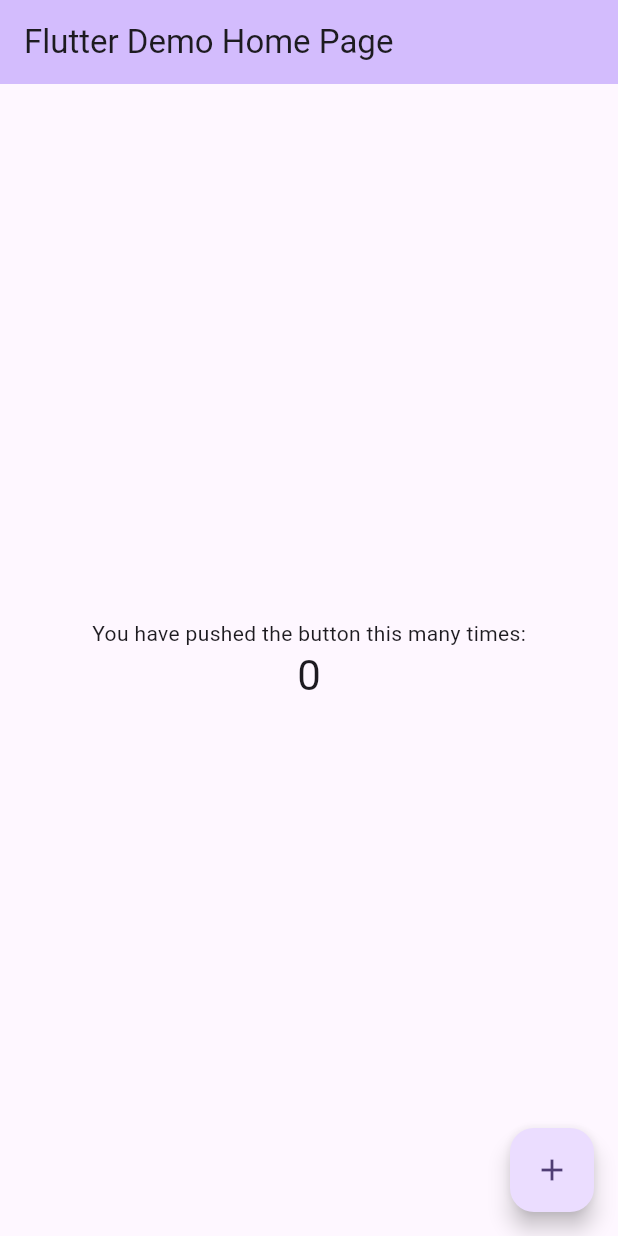
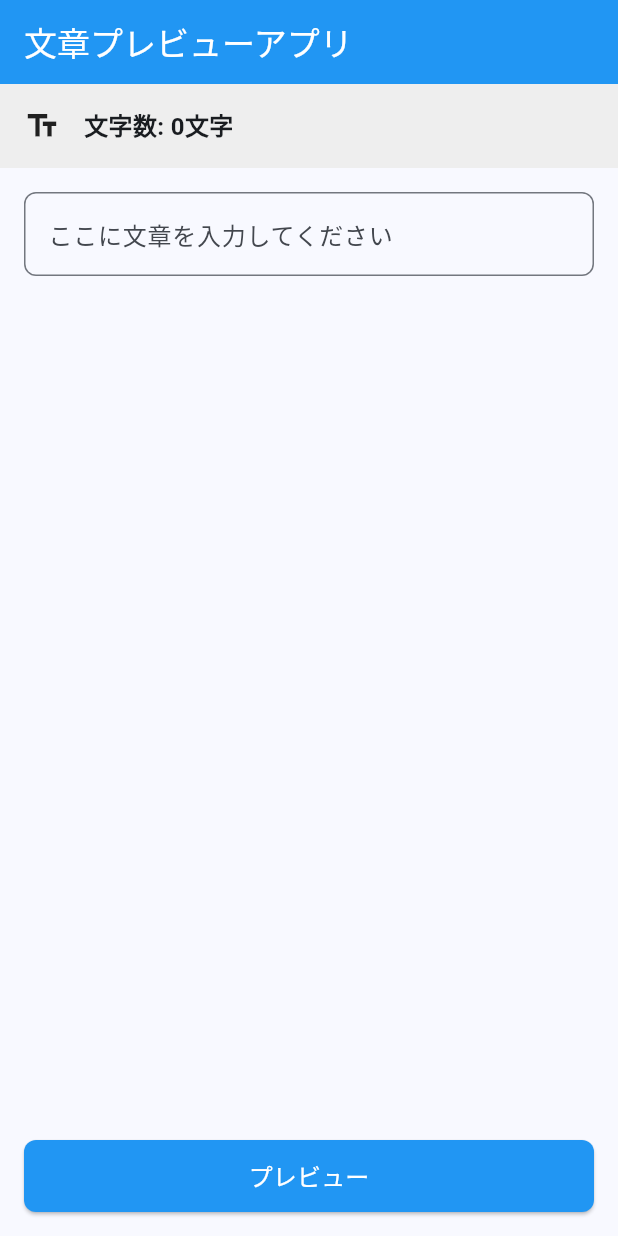
Before and after one commit to kmiono/text_preview_app, a Flutter app: the screen it shows after launch, on a phone screen of 412 x 824 dp. Run offline on Flutter 3.47's test engine with Material 3 defaults, Android fonts, the phone set to English and light mode, and no system bars.

Commit message:
Refactor main app structure and implement input and preview screens with text management functionality

```diff
--- a/lib/main.dart
+++ b/lib/main.dart
@@ -1,122 +1,45 @@
 import 'package:flutter/material.dart';
+import 'package:provider/provider.dart';
+import 'controllers/text_controller.dart';
+import 'views/input_screen.dart';
 
 void main() {
-  runApp(const MyApp());
+  runApp(const TextPreviewApp());
 }
 
-class MyApp extends StatelessWidget {
-  const MyApp({super.key});
+class TextPreviewApp extends StatelessWidget {
+  const TextPreviewApp({super.key});
 
-  // This widget is the root of your application.
   @override
   Widget build(BuildContext context) {
-    return MaterialApp(
-      title: 'Flutter Demo',
-      theme: ThemeData(
-        // This is the theme of your application.
-        //
-        // TRY THIS: Try running your application with "flutter run". You'll see
-        // the application has a purple toolbar. Then, without quitting the app,
-        // try changing the seedColor in the colorScheme below to Colors.green
-        // and then invoke "hot reload" (save your changes or press the "hot
-        // reload" button in a Flutter-supported IDE, or press "r" if you used
-        // the command line to start the app).
-        //
-        // Notice that the counter didn't reset back to zero; the application
-        // state is not lost during the reload. To reset the state, use hot
-        // restart instead.
-        //
-        // This works for code too, not just values: Most code changes can be
-        // tested with just a hot reload.
-        colorScheme: ColorScheme.fromSeed(seedColor: Colors.deepPurple),
+    return ChangeNotifierProvider(
+      create: (context) => TextController(),
+      child: MaterialApp(
+        title: '文章プレビューアプリ',
+        theme: ThemeData(
+          colorScheme: ColorScheme.fromSeed(
+            seedColor: Colors.blue,
+            brightness: Brightness.light,
+          ),
+          useMaterial3: true,
+          appBarTheme: const AppBarTheme(
+            backgroundColor: Colors.blue,
+            foregroundColor: Colors.white,
+            elevation: 0,
+          ),
+          elevatedButtonTheme: ElevatedButtonThemeData(
+            style: ElevatedButton.styleFrom(
+              backgroundColor: Colors.blue,
+              foregroundColor: Colors.white,
+              shape: RoundedRectangleBorder(
+                borderRadius: BorderRadius.circular(8),
+              ),
+            ),
+          ),
+        ),
+        home: const InputScreen(),
+        debugShowCheckedModeBanner: false,
       ),
-      home: const MyHomePage(title: 'Flutter Demo Home Page'),
     );
   }
 }
-
-class MyHomePage extends StatefulWidget {
-  const MyHomePage({super.key, required this.title});
-
-  // This widget is the home page of your application. It is stateful, meaning
-  // that it has a State object (defined below) that contains fields that affect
-  // how it looks.
-
-  // This class is the configuration for the state. It holds the values (in this
-  // case the title) provided by the parent (in this case the App widget) and
-  // used by the build method of the State. Fields in a Widget subclass are
-  // always marked "final".
-
-  final String title;
-
-  @override
-  State<MyHomePage> createState() => _MyHomePageState();
-}
-
-class _MyHomePageState extends State<MyHomePage> {
-  int _counter = 0;
-
-  void _incrementCounter() {
-    setState(() {
-      // This call to setState tells the Flutter framework that something has
-      // changed in this State, which causes it to rerun the build method below
-      // so that the display can reflect the updated values. If we changed
-      // _counter without calling setState(), then the build method would not be
-      // called again, and so nothing would appear to happen.
-      _counter++;
-    });
-  }
-
-  @override
-  Widget build(BuildContext context) {
-    // This method is rerun every time setState is called, for instance as done
-    // by the _incrementCounter method above.
-    //
-    // The Flutter framework has been optimized to make rerunning build methods
-    // fast, so that you can just rebuild anything that needs updating rather
-    // than having to individually change instances of widgets.
-    return Scaffold(
-      appBar: AppBar(
-        // TRY THIS: Try changing the color here to a specific color (to
-        // Colors.amber, perhaps?) and trigger a hot reload to see the AppBar
-        // change color while the other colors stay the same.
-        backgroundColor: Theme.of(context).colorScheme.inversePrimary,
-        // Here we take the value from the MyHomePage object that was created by
-        // the App.build method, and use it to set our appbar title.
-        title: Text(widget.title),
-      ),
-      body: Center(
-        // Center is a layout widget. It takes a single child and positions it
-        // in the middle of the parent.
-        child: Column(
-          // Column is also a layout widget. It takes a list of children and
-          // arranges them vertically. By default, it sizes itself to fit its
-          // children horizontally, and tries to be as tall as its parent.
-          //
-          // Column has various properties to control how it sizes itself and
-          // how it positions its children. Here we use mainAxisAlignment to
-          // center the children vertically; the main axis here is the vertical
-          // axis because Columns are vertical (the cross axis would be
-          // horizontal).
-          //
-          // TRY THIS: Invoke "debug painting" (choose the "Toggle Debug Paint"
-          // action in the IDE, or press "p" in the console), to see the
-          // wireframe for each widget.
-          mainAxisAlignment: MainAxisAlignment.center,
-          children: <Widget>[
-            const Text('You have pushed the button this many times:'),
-            Text(
-              '$_counter',
-              style: Theme.of(context).textTheme.headlineMedium,
-            ),
-          ],
-        ),
-      ),
-      floatingActionButton: FloatingActionButton(
-        onPressed: _incrementCounter,
-        tooltip: 'Increment',
-        child: const Icon(Icons.add),
-      ), // This trailing comma makes auto-formatting nicer for build methods.
-    );
-  }
-}
--- a/lib/views/input_screen.dart
+++ b/lib/views/input_screen.dart
@@ -0,0 +1,94 @@
+import 'package:flutter/material.dart';
+import 'package:provider/provider.dart';
+import '../controllers/text_controller.dart';
+import '../models/text_data.dart';
+import 'preview_screen.dart';
+import 'widgets/character_count_display.dart';
+
+class InputScreen extends StatefulWidget {
+  const InputScreen({super.key});
+
+  @override
+  State<InputScreen> createState() => _InputScreenState();
+}
+
+class _InputScreenState extends State<InputScreen> {
+  late TextEditingController _textEditingController;
+
+  @override
+  void initState() {
+    _textEditingController = TextEditingController();
+    super.initState();
+  }
+
+  @override
+  void dispose() {
+    _textEditingController.dispose();
+    super.dispose();
+  }
+
+  @override
+  Widget build(BuildContext context) {
+    return Scaffold(
+      appBar: AppBar(
+        title: const Text('文章プレビューアプリ'),
+        backgroundColor: Colors.blue,
+        foregroundColor: Colors.white,
+      ),
+      body: Column(
+        children: [
+          const CharacterCountDisplay(),
+          Expanded(
+            child: Padding(
+              padding: const EdgeInsets.all(16),
+              child: TextField(
+                controller: _textEditingController,
+                maxLines: null,
+                keyboardType: TextInputType.multiline,
+                decoration: const InputDecoration(
+                  hintText: 'ここに文章を入力してください',
+                  border: OutlineInputBorder(
+                    borderRadius: BorderRadius.all(Radius.circular(8)),
+                  ),
+                ),
+                onChanged: (text) {
+                  context.read<TextController>().updateText(text);
+                },
+              ),
+            ),
+          ),
+
+          Padding(
+            padding: const EdgeInsets.all(16),
+            child: SizedBox(
+              width: double.infinity,
+              height: 48,
+              child: ElevatedButton(
+                onPressed: () {
+                  final textData = context.read<TextController>().getTextData();
+                  Navigator.push(
+                    context,
+                    MaterialPageRoute(
+                      builder: (context) => PreviewScreen(textData: textData),
+                    ),
+                  );
+                },
+                style: ElevatedButton.styleFrom(
+                  backgroundColor: Colors.blue,
+                  foregroundColor: Colors.white,
+                  shape: RoundedRectangleBorder(
+                    borderRadius: BorderRadiusGeometry.circular(8),
+                  ),
+                ),
+                child: const Text(
+                  'プレビュー',
+                  style: TextStyle(fontSize: 16, fontWeight: FontWeight.w500),
+                ),
+              ),
+            ),
+          ),
+        ],
+      ),
+    );
+  }
+}
```
Also changed, not shown: lib/views/preview_screen.dart (+37 -0 lines).
